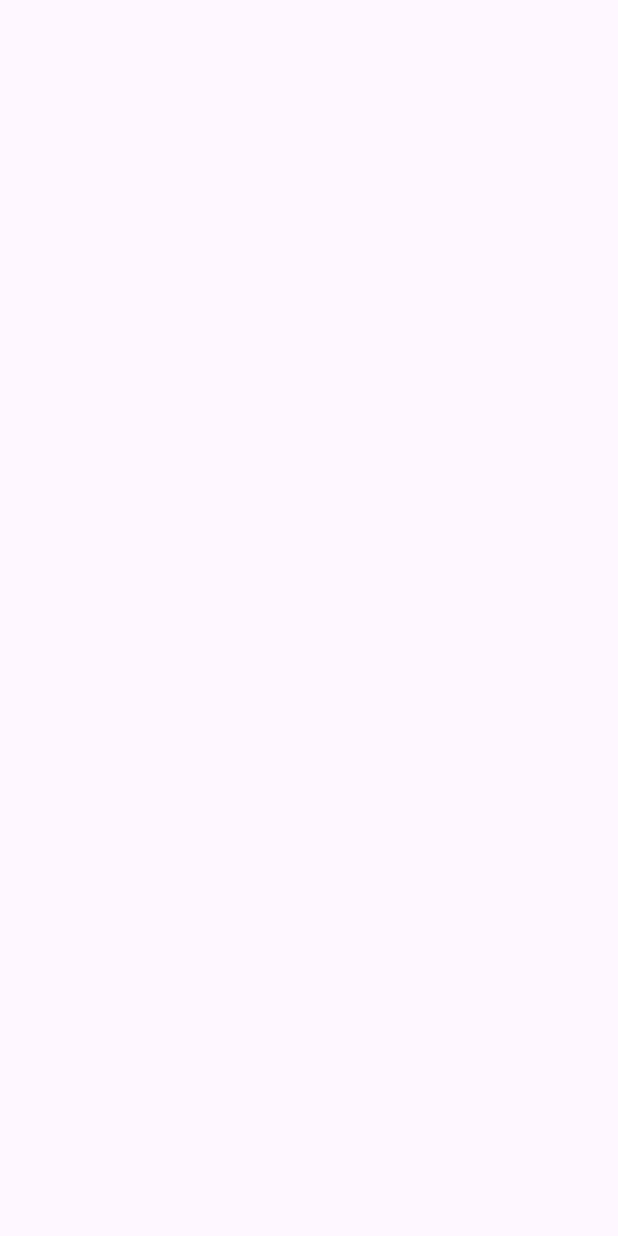
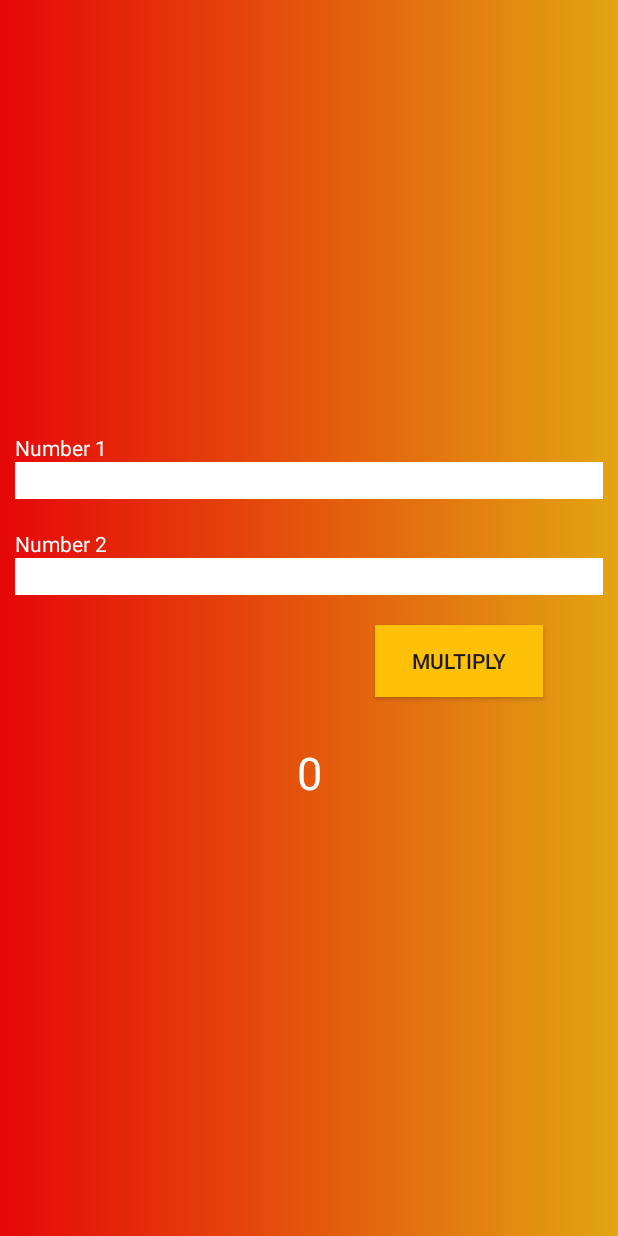
Before and after one commit to HarryThomas107/New-Calculator, an Android app: the Multiplication screen opened directly, with no data from a screen before it, on a phone screen of 412 x 824 dp. Before the commit the screen is empty. Run offline under Robolectric (Android 15) with nearby library versions, the phone set to English and light mode, and no system bars.

Commit message:
Multiplication Finished

```diff
--- a/app/src/main/java/com/example/newcalculatorapp/MainActivity.java
+++ b/app/src/main/java/com/example/newcalculatorapp/MainActivity.java
@@ -42,5 +42,13 @@ public class MainActivity extends AppCompatActivity {
             }
         });
 
+        b3.setOnClickListener(new View.OnClickListener() {
+            @Override
+            public void onClick(View v) {
+                Intent ob3 = new Intent(getApplicationContext(), Multiplication.class);
+                startActivity(ob3);
+            }
+        });
+
     }
 }
--- a/app/src/main/java/com/example/newcalculatorapp/Multiplication.java
+++ b/app/src/main/java/com/example/newcalculatorapp/Multiplication.java
@@ -1,6 +1,10 @@
 package com.example.newcalculatorapp;
 
 import android.os.Bundle;
+import android.view.View;
+import android.widget.Button;
+import android.widget.EditText;
+import android.widget.TextView;
 
 import androidx.activity.EdgeToEdge;
 import androidx.appcompat.app.AppCompatActivity;
@@ -10,15 +14,34 @@ import androidx.core.view.WindowInsetsCompat;
 
 public class Multiplication extends AppCompatActivity {
 
+    EditText e5,e6;
+    Button b7;
+    TextView t3;
+    String getNum1,getNum2,result;
+    int num1,num2,mul;
     @Override
     protected void onCreate(Bundle savedInstanceState) {
         super.onCreate(savedInstanceState);
         EdgeToEdge.enable(this);
         setContentView(R.layout.activity_multiplication);
-        ViewCompat.setOnApplyWindowInsetsListener(findViewById(R.id.main), (v, insets) -> {
-            Insets systemBars = insets.getInsets(WindowInsetsCompat.Type.systemBars());
-            v.setPadding(systemBars.left, systemBars.top, systemBars.right, systemBars.bottom);
-            return insets;
+
+        e5=(EditText) findViewById(R.id.et5);
+        e6=(EditText) findViewById(R.id.et6);
+        b7=(Button) findViewById(R.id.bt7);
+        t3=(TextView) findViewById(R.id.resToDisp3);
+
+        b7.setOnClickListener(new View.OnClickListener() {
+            @Override
+            public void onClick(View v) {
+                getNum1=e5.getText().toString();
+                getNum2=e6.getText().toString();
+                num1=Integer.parseInt(getNum1);
+                num2=Integer.parseInt(getNum2);
+                mul=num1*num2;
+                result=String.valueOf(mul);
+                t3.setText(result);
+            }
         });
+
     }
 }
--- a/app/src/main/res/layout/activity_multiplication.xml
+++ b/app/src/main/res/layout/activity_multiplication.xml
@@ -1,10 +1,56 @@
-<?xml version="1.0" encoding="utf-8"?>
-<androidx.constraintlayout.widget.ConstraintLayout xmlns:android="http://schemas.android.com/apk/res/android"
-    xmlns:app="http://schemas.android.com/apk/res-auto"
-    xmlns:tools="http://schemas.android.com/tools"
-    android:id="@+id/main"
+<LinearLayout android:layout_height="match_parent"
     android:layout_width="match_parent"
-    android:layout_height="match_parent"
-    tools:context=".Multiplication">
-
-</androidx.constraintlayout.widget.ConstraintLayout>
+    android:background="@drawable/bg"
+    android:gravity="center"
+    android:orientation="vertical"
+    xmlns:android="http://schemas.android.com/apk/res/android">
+    <TextView
+        android:text="Number 1"
+        android:layout_marginLeft="10dp"
+        android:layout_marginRight="10dp"
+        android:textColor="#FFFFFF"
+        android:layout_width="match_parent"
+        android:layout_height="wrap_content"/>
+    <EditText
+        android:id="@+id/et5"
+        android:inputType="number"
+        android:background="#FFFFFF"
+        android:layout_marginLeft="10dp"
+        android:layout_marginRight="10dp"
+        android:layout_marginBottom="20dp"
+        android:layout_width="match_parent"
+        android:layout_height="wrap_content"/>
+    <TextView
+        android:text="Number 2"
+        android:layout_marginLeft="10dp"
+        android:layout_marginRight="10dp"
+        android:textColor="#FFFFFF"
+        android:layout_width="match_parent"
+        android:layout_height="wrap_content"/>
+    <EditText
+        android:id="@+id/et6"
+        android:inputType="number"
+        android:background="#FFFFFF"
+        android:layout_marginLeft="10dp"
+        android:layout_marginRight="10dp"
+        android:layout_marginBottom="20dp"
+        android:layout_width="match_parent"
+        android:layout_height="wrap_content"/>
+    <androidx.appcompat.widget.AppCompatButton
+        android:id="@+id/bt7"
+        android:text="Multiply"
+        android:background="#FFC107"
+        android:layout_marginRight="100dp"
+        android:layout_marginLeft="200dp"
+        android:layout_width="match_parent"
+        android:layout_height="wrap_content"/>
+    <TextView
+        android:id="@+id/resToDisp3"
+        android:text="0"
+        android:layout_marginTop="30dp"
+        android:textColor="#FFFFFF"
+        android:textSize="30dp"
+        android:gravity="center"
+        android:layout_width="match_parent"
+        android:layout_height="wrap_content"/>
+</LinearLayout>
```
